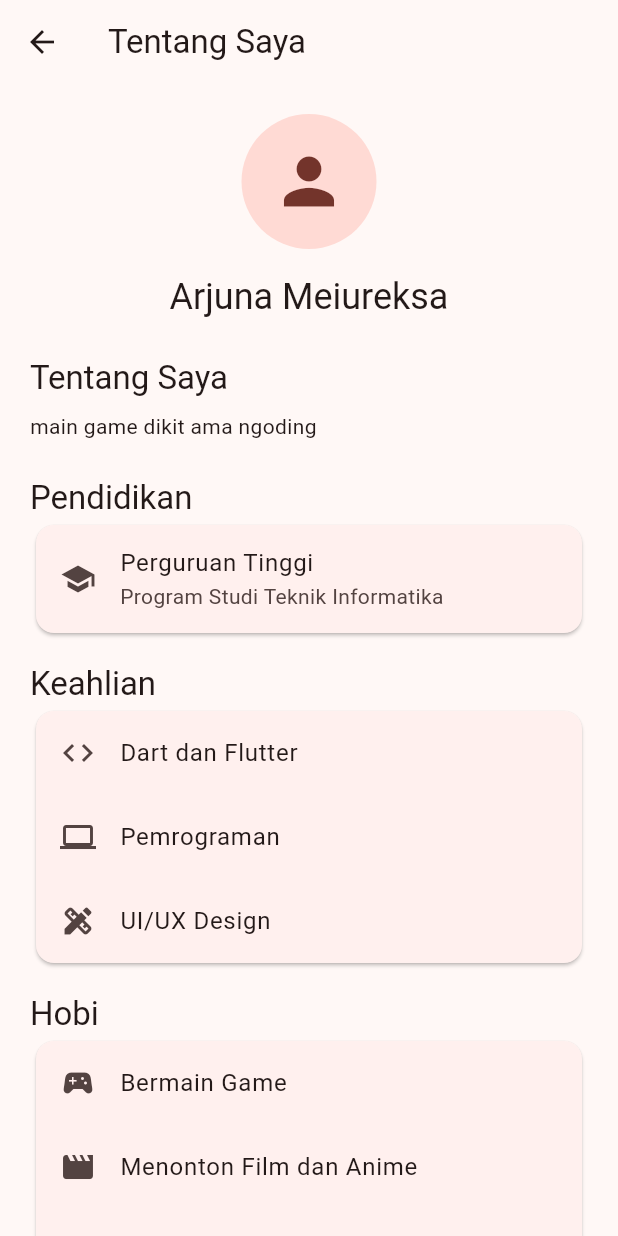
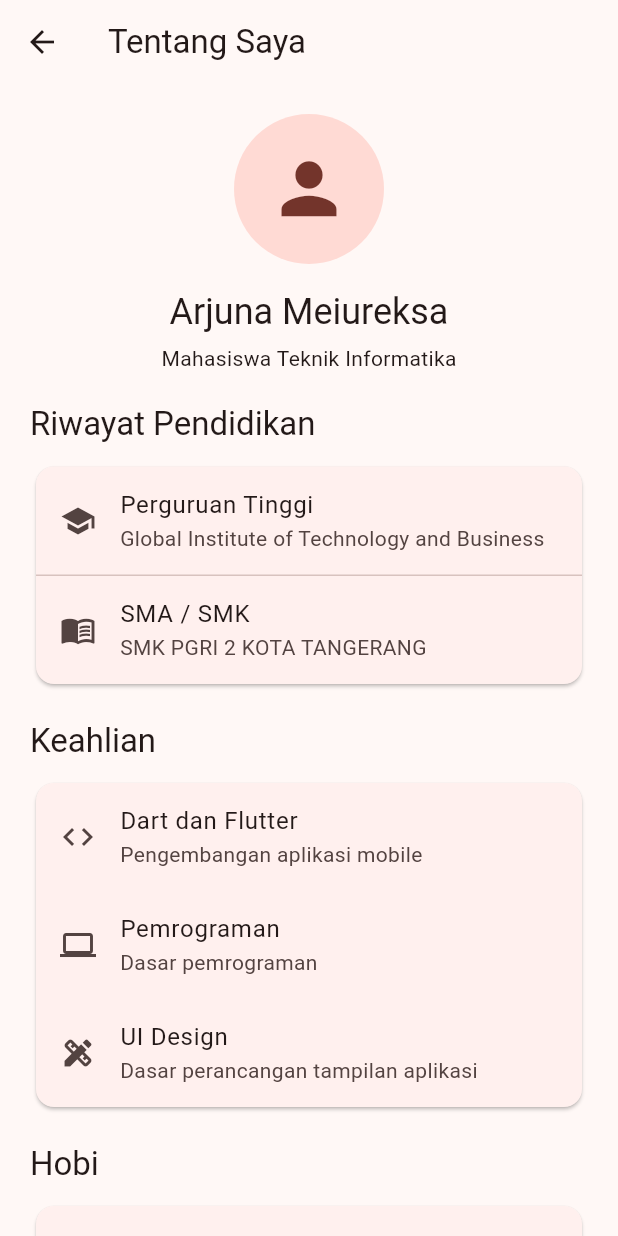
Before and after one commit to iamjonaz/uts-pml-1124160226-soal2-, a Flutter app: the AboutPage screen opened by its route, on a phone screen of 412 x 824 dp. Run offline on Flutter 3.47's test engine with Material 3 defaults, Android fonts, the phone set to English and light mode, and no system bars; accounts and stored records are empty.

Commit message:
refactor: improve about page layout

```diff
--- a/lib/screens/about_page.dart
+++ b/lib/screens/about_page.dart
@@ -15,59 +15,63 @@ class AboutPage extends StatelessWidget {
         child: Column(
           crossAxisAlignment: CrossAxisAlignment.start,
           children: [
-            const Center(
-              child: CircleAvatar(
-                radius: 45,
-                child: Icon(
-                  Icons.person,
-                  size: 50,
-                ),
+            // Header profil
+            Center(
+              child: Column(
+                children: [
+                  const CircleAvatar(
+                    radius: 50,
+                    child: Icon(
+                      Icons.person,
+                      size: 55,
+                    ),
+                  ),
+
+                  const SizedBox(height: 16),
+
+                  Text(
+                    'Arjuna Meiureksa',
+                    style: Theme.of(context).textTheme.headlineSmall,
+                  ),
+
+                  const SizedBox(height: 5),
+
+                  const Text('Mahasiswa Teknik Informatika'),
+                ],
               ),
             ),
 
-            const SizedBox(height: 16),
+            const SizedBox(height: 20),
 
-            Center(
-              child: Text(
-                'Arjuna Meiureksa',
-                style: Theme.of(context).textTheme.headlineSmall,
+            // Pendidikan
+            buildTitle(context, 'Riwayat Pendidikan'),
+
+            const Card(
+              child: Column(
+                children: [
+                  ListTile(
+                    leading: Icon(Icons.school),
+                    title: Text('Perguruan Tinggi'),
+                    subtitle: Text(
+                      'Global Institute of Technology and Business',
+                    ),
+                  ),
+
+                  Divider(height: 1),
+
+                  ListTile(
+                    leading: Icon(Icons.menu_book),
+                    title: Text('SMA / SMK'),
+                    subtitle: Text('SMK PGRI 2 KOTA TANGERANG'),
+                  ),
+                ],
               ),
             ),
 
-            const SizedBox(height: 24),
+            const SizedBox(height: 20),
 
-            Text(
-              'Tentang Saya',
-              style: Theme.of(context).textTheme.titleLarge,
-            ),
-
-            const SizedBox(height: 8),
-
-            const Text(
-              'main game dikit ama ngoding',
-            ),
-
-            const SizedBox(height: 24),
-
-            Text(
-              'Pendidikan',
-              style: Theme.of(context).textTheme.titleLarge,
-            ),
-
-            const Card(
-              child: ListTile(
-                leading: Icon(Icons.school),
-                title: Text('Perguruan Tinggi'),
-                subtitle: Text('Program Studi Teknik Informatika'),
-              ),
-            ),
-
-            const SizedBox(height: 16),
-
-            Text(
-              'Keahlian',
-              style: Theme.of(context).textTheme.titleLarge,
-            ),
+            // Keahlian
+            buildTitle(context, 'Keahlian'),
 
             const Card(
               child: Column(
@@ -75,25 +79,28 @@ class AboutPage extends StatelessWidget {
                   ListTile(
                     leading: Icon(Icons.code),
                     title: Text('Dart dan Flutter'),
+                    subtitle: Text('Pengembangan aplikasi mobile'),
                   ),
+
                   ListTile(
                     leading: Icon(Icons.computer),
                     title: Text('Pemrograman'),
+                    subtitle: Text('Dasar pemrograman'),
                   ),
+
                   ListTile(
                     leading: Icon(Icons.design_services),
-                    title: Text('UI/UX Design'),
+                    title: Text('UI Design'),
+                    subtitle: Text('Dasar perancangan tampilan aplikasi'),
                   ),
                 ],
               ),
             ),
 
-            const SizedBox(height: 16),
+            const SizedBox(height: 20),
 
-            Text(
-              'Hobi',
-              style: Theme.of(context).textTheme.titleLarge,
-            ),
+            // Hobi
+            buildTitle(context, 'Hobi'),
 
             const Card(
               child: Column(
@@ -102,20 +109,34 @@ class AboutPage extends StatelessWidget {
                     leading: Icon(Icons.sports_esports),
                     title: Text('Bermain Game'),
                   ),
+
+                  ListTile(
+                    leading: Icon(Icons.laptop),
+                    title: Text('Ngoding'),
+                  ),
+
                   ListTile(
                     leading: Icon(Icons.movie),
-                    title: Text('Menonton Film dan Anime'),
-                  ),
-                  ListTile(
-                    leading: Icon(Icons.music_note),
-                    title: Text('Mendengarkan Musik'),
+                    title: Text('Menonton Anime'),
                   ),
                 ],
               ),
             ),
+
+            const SizedBox(height: 20),
           ],
         ),
       ),
     );
   }
+
+  Widget buildTitle(BuildContext context, String title) {
+    return Padding(
+      padding: const EdgeInsets.only(bottom: 10),
+      child: Text(
+        title,
+        style: Theme.of(context).textTheme.titleLarge,
+      ),
+    );
+  }
 }
--- a/lib/screens/edit_profilepage.dart
+++ b/lib/screens/edit_profilepage.dart
@@ -107,7 +107,7 @@ class _EditProfilePageState extends State<EditProfilePage> {
 
               buildField(
                 kelasController,
-                'Kelas',
+                'Konsentrasi',
               ),
 
               buildField(
--- a/lib/screens/profile_page.dart
+++ b/lib/screens/profile_page.dart
@@ -22,7 +22,7 @@ class _ProfilePageState extends State<ProfilePage> {
       nim: '1124160226',
       prodi: 'Teknik Informatika',
       kelas: 'Software Engineering',
-      bio: 'main game dikit ama ngoding',
+      bio: 'saya adalah mahasiswa Teknik Informatika, yang memiliki ketertarikan pada dunia Teknologi Pemrograman, dan Pengembangan Aplikasi Mobile. ',
       email: 'jonazhell06@gmail.com',
       nomorHp: '085697136932',
       github: 'iamjonaz',
@@ -95,7 +95,7 @@ void editProfile() async {
 
             Text('NIM: ${profile.nim}'),
             Text('Program Studi: ${profile.prodi}'),
-            Text('Kelas: ${profile.kelas}'),
+            Text('Konsentrasi: ${profile.kelas}'),
 
             const SizedBox(height: 24),
 
```
